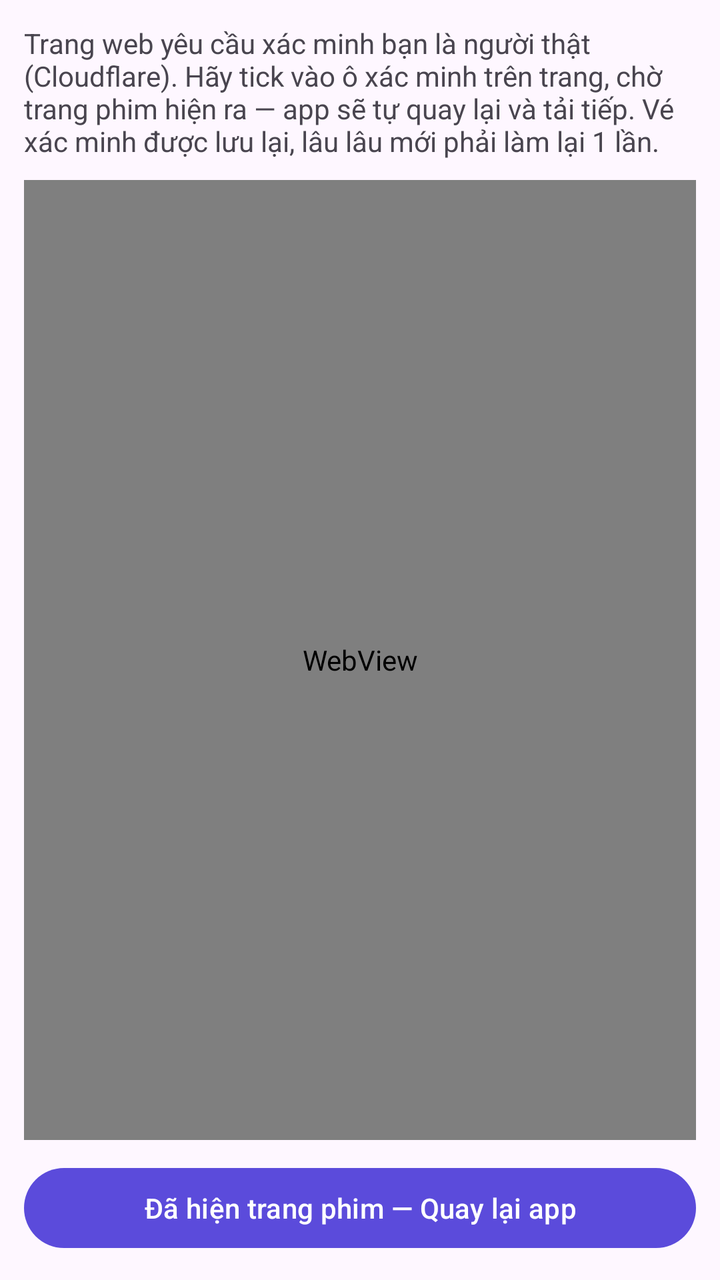
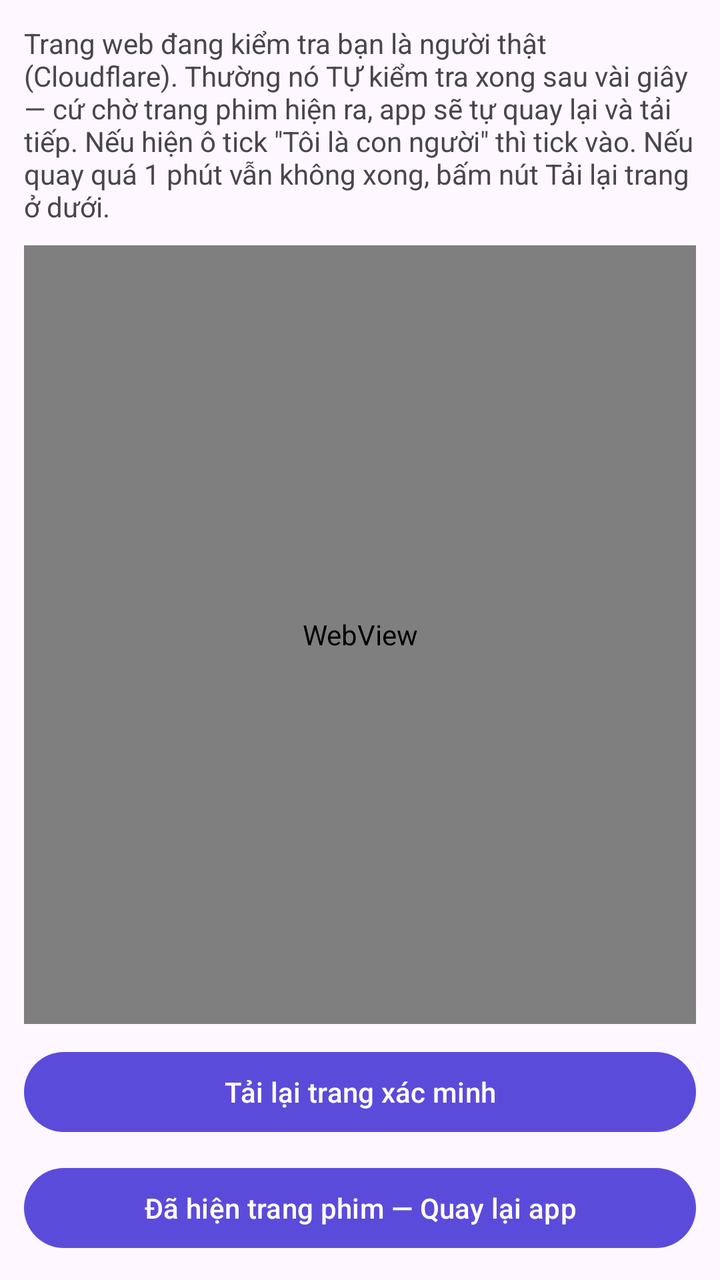

An Android layout rendered at two revisions. The XML below is the earlier revision; the diff shows what the commit changed to produce the second picture.
<!-- AndroidManifest.xml: application theme Theme.TruyenReader -->
<!-- res/layout/activity_verify.xml -->
<?xml version="1.0" encoding="utf-8"?>
<LinearLayout xmlns:android="http://schemas.android.com/apk/res/android"
    android:layout_width="match_parent"
    android:layout_height="match_parent"
    android:orientation="vertical"
    android:padding="12dp">

    <TextView
        android:layout_width="match_parent"
        android:layout_height="wrap_content"
        android:text="Trang web yêu cầu xác minh bạn là người thật (Cloudflare). Hãy tick vào ô xác minh trên trang, chờ trang phim hiện ra — app sẽ tự quay lại và tải tiếp. Vé xác minh được lưu lại, lâu lâu mới phải làm lại 1 lần."
        android:textSize="14sp" />

    <WebView
        android:id="@+id/wvVerify"
        android:layout_width="match_parent"
        android:layout_height="0dp"
        android:layout_marginTop="10dp"
        android:layout_weight="1" />

    <com.google.android.material.button.MaterialButton
        android:id="@+id/btnVerifyDone"
        android:layout_width="match_parent"
        android:layout_height="wrap_content"
        android:layout_marginTop="10dp"
        android:text="Đã hiện trang phim — Quay lại app" />
</LinearLayout>
<!-- resources referenced by this layout -->
<resources>
  <style name="Theme.TruyenReader" parent="Theme.Material3.DayNight">
          <item name="colorPrimary">#5B4BDB</item>
          <item name="colorOnPrimary">#FFFFFF</item>
          <item name="colorSecondary">#FF8A00</item>
      </style>
</resources>

<!-- the commit's change to res/layout/activity_verify.xml (unified diff, before → after) -->
@@ -8,7 +8,7 @@
     <TextView
         android:layout_width="match_parent"
         android:layout_height="wrap_content"
-        android:text="Trang web yêu cầu xác minh bạn là người thật (Cloudflare). Hãy tick vào ô xác minh trên trang, chờ trang phim hiện ra — app sẽ tự quay lại và tải tiếp. Vé xác minh được lưu lại, lâu lâu mới phải làm lại 1 lần."
+        android:text="Trang web đang kiểm tra bạn là người thật (Cloudflare). Thường nó TỰ kiểm tra xong sau vài giây — cứ chờ trang phim hiện ra, app sẽ tự quay lại và tải tiếp. Nếu hiện ô tick &quot;Tôi là con người&quot; thì tick vào. Nếu quay quá 1 phút vẫn không xong, bấm nút Tải lại trang ở dưới."
         android:textSize="14sp" />
 
     <WebView
@@ -19,6 +19,13 @@
         android:layout_weight="1" />
 
     <com.google.android.material.button.MaterialButton
+        android:id="@+id/btnVerifyReload"
+        android:layout_width="match_parent"
+        android:layout_height="wrap_content"
+        android:layout_marginTop="10dp"
+        android:text="Tải lại trang xác minh" />
+
+    <com.google.android.material.button.MaterialButton
         android:id="@+id/btnVerifyDone"
         android:layout_width="match_parent"
         android:layout_height="wrap_content"
